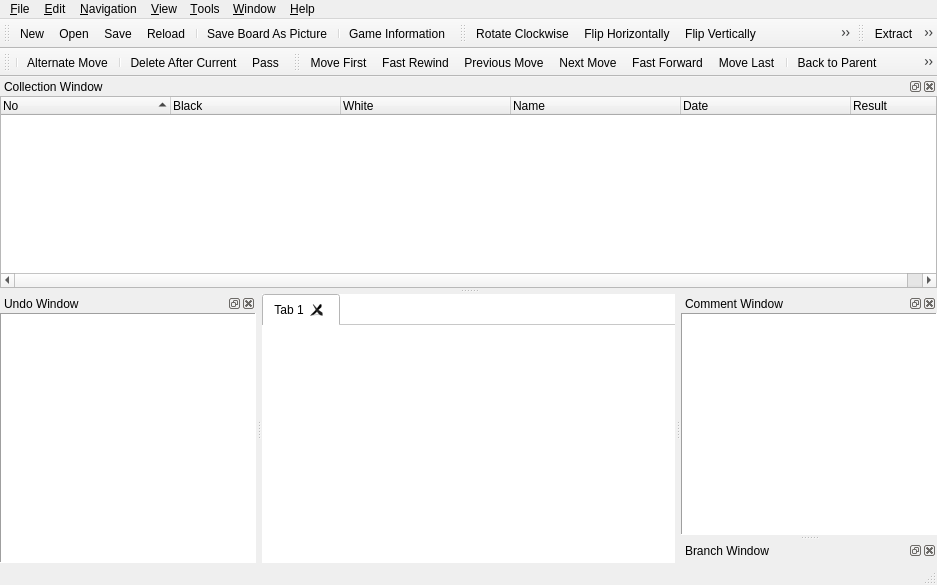
This is mainwindow.ui in nullx002/mugo as Qt 5 draws it before an edit. The edited form follows.
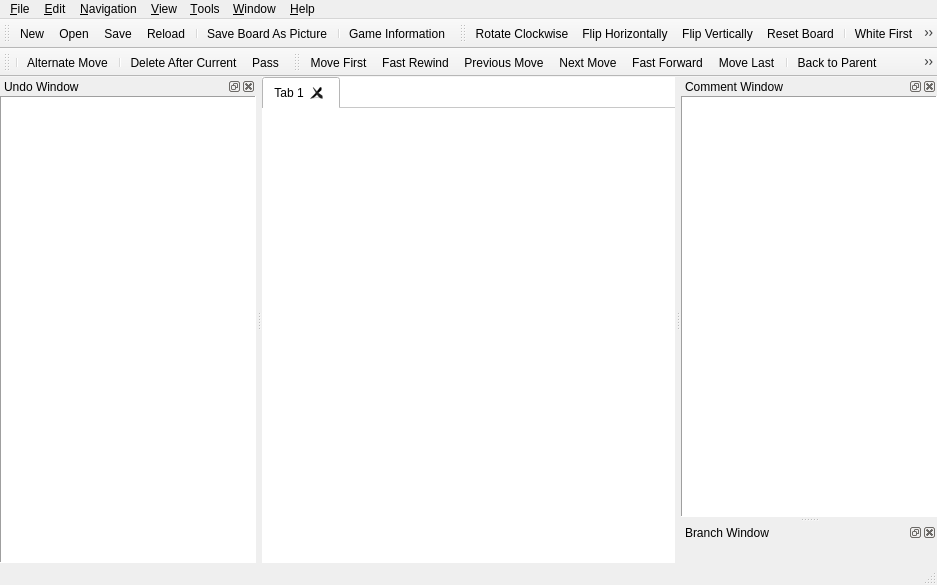
This is the edited form. Icons and pictures are not drawn.

Commit message: tags/0.13.4 windows-31j is processed as shift_jis. QDialog(non static) is used for all file dialog in linux.

The edit to the form file:
```diff
--- a/mainwindow.ui
+++ b/mainwindow.ui
@@ -387,28 +387,6 @@
    <addaction name="separator"/>
    <addaction name="actionBranchMode"/>
   </widget>
-  <widget class="QToolBar" name="collectionToolBar">
-   <property name="windowTitle">
-    <string>Collection Toolbar</string>
-   </property>
-   <property name="iconSize">
-    <size>
-     <width>18</width>
-     <height>18</height>
-    </size>
-   </property>
-   <attribute name="toolBarArea">
-    <enum>TopToolBarArea</enum>
-   </attribute>
-   <attribute name="toolBarBreak">
-    <bool>false</bool>
-   </attribute>
-   <addaction name="actionCollectionExtract"/>
-   <addaction name="actionCollectionImport"/>
-   <addaction name="actionCollectionMoveUp"/>
-   <addaction name="actionCollectionMoveDown"/>
-   <addaction name="actionDeleteSgfFromCollection"/>
-  </widget>
   <widget class="QToolBar" name="editToolBar">
    <property name="windowTitle">
     <string>Edit Toolbar</string>
@@ -533,73 +511,6 @@
     </layout>
    </widget>
   </widget>
-  <widget class="QDockWidget" name="collectionDockWidget">
-   <property name="windowTitle">
-    <string>Collection Window</string>
-   </property>
-   <attribute name="dockWidgetArea">
-    <number>4</number>
-   </attribute>
-   <widget class="QWidget" name="collectionDockWidgetContents">
-    <layout class="QVBoxLayout" name="verticalLayout_2">
-     <property name="margin">
-      <number>0</number>
-     </property>
-     <item>
-      <widget class="QTreeWidget" name="collectionWidget">
-       <property name="alternatingRowColors">
-        <bool>true</bool>
-       </property>
-       <property name="rootIsDecorated">
-        <bool>false</bool>
-       </property>
-       <property name="sortingEnabled">
-        <bool>true</bool>
-       </property>
-       <property name="columnCount">
-        <number>6</number>
-       </property>
-       <attribute name="headerDefaultSectionSize">
-        <number>170</number>
-       </attribute>
-       <attribute name="headerShowSortIndicator" stdset="0">
-        <bool>true</bool>
-       </attribute>
-       <column>
-        <property name="text">
-         <string>No</string>
-        </property>
-       </column>
-       <column>
-        <property name="text">
-         <string>Black</string>
-        </property>
-       </column>
-       <column>
-        <property name="text">
-         <string>White</string>
-        </property>
-       </column>
-       <column>
-        <property name="text">
-         <string>Name</string>
-        </property>
-       </column>
-       <column>
-        <property name="text">
-         <string>Date</string>
-        </property>
-       </column>
-       <column>
-        <property name="text">
-         <string>Result</string>
-        </property>
-       </column>
-      </widget>
-     </item>
-    </layout>
-   </widget>
-  </widget>
   <action name="actionNew">
    <property name="icon">
     <iconset>
@@ -1700,66 +1611,6 @@
     <string>Next Tab</string>
    </property>
   </action>
-  <action name="actionCloseAllTabs">
-   <property name="text">
-    <string>Close All Tabs</string>
-   </property>
-  </action>
-  <action name="actionCollectionExtract">
-   <property name="icon">
-    <iconset>
-     <normaloff>:/res/sgfextract.png</normaloff>:/res/sgfextract.png</iconset>
-   </property>
-   <property name="text">
-    <string>Extract</string>
-   </property>
-  </action>
-  <action name="actionCollectionMoveUp">
-   <property name="icon">
-    <iconset>
-     <normaloff>:/res/prevbranch.png</normaloff>:/res/prevbranch.png</iconset>
-   </property>
-   <property name="text">
-    <string>Move Up</string>
-   </property>
-  </action>
-  <action name="actionCollectionMoveDown">
-   <property name="icon">
-    <iconset>
-     <normaloff>:/res/nextbranch.png</normaloff>:/res/nextbranch.png</iconset>
-   </property>
-   <property name="text">
-    <string>Move Down</string>
-   </property>
-  </action>
-  <action name="actionDeleteSgfFromCollection">
-   <property name="icon">
-    <iconset>
-     <normaloff>:/res/removeself.png</normaloff>:/res/removeself.png</iconset>
-   </property>
-   <property name="text">
-    <string>Delete SGF</string>
-   </property>
-  </action>
-  <action name="actionPasteSgfToCollection">
-   <property name="text">
-    <string>Paste SGF to Collection</string>
-   </property>
-  </action>
-  <action name="actionCollectionImport">
-   <property name="icon">
-    <iconset>
-     <normaloff>:/res/sgfimport.png</normaloff>:/res/sgfimport.png</iconset>
-   </property>
-   <property name="text">
-    <string>Import</string>
-   </property>
-  </action>
-  <action name="actionClearSettings">
-   <property name="text">
-    <string>Clear Settings</string>
-   </property>
-  </action>
  </widget>
  <layoutdefault spacing="6" margin="11"/>
  <customwidgets>
```
Left out of the diff: 83 changed lines with no effect on the pictures. The commit also changes 24 other files.
